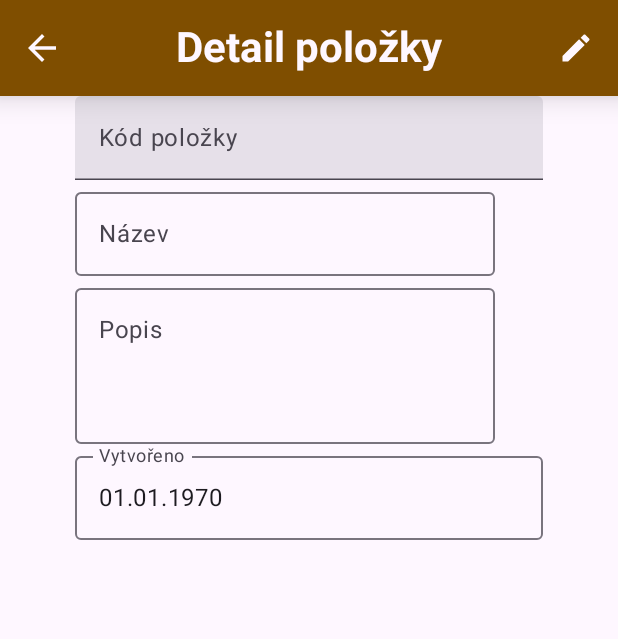
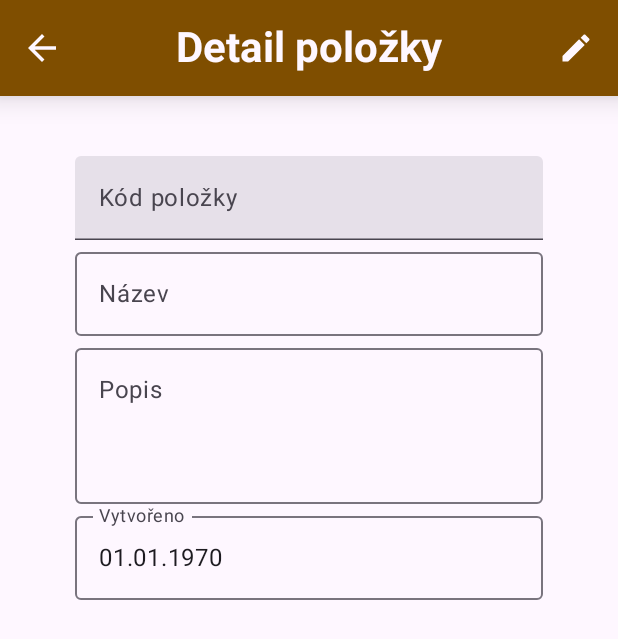
Before and after one commit to Tobias021/InventurApp, an Android app built with Jetpack Compose: the composable ItemDetailScreen called with empty values, on a phone screen of 412 x 824 dp. Shown: the top 639 px of the screen. Run offline under Robolectric (Android 15) with nearby library versions, the phone set to English and light mode, and no system bars.

Commit message:
ItemDetail top padding fix

```diff
--- a/app/src/main/java/cz/tlaskal/inventurapp/ui/item/ItemDetailScreen.kt
+++ b/app/src/main/java/cz/tlaskal/inventurapp/ui/item/ItemDetailScreen.kt
@@ -76,8 +76,12 @@ fun ItemDetailScreen(id: String, onBackClicked: () -> Unit) {
             }
         ) {
             Column(
-                modifier = Modifier
-                    .padding(top = it.calculateTopPadding())
+                Modifier
+                    .padding(
+                        top = it
+                            .calculateTopPadding()
+                            .plus(40.dp)
+                    )
                     .padding(horizontal = 50.dp)
             ) {
                 if (uiState.value.isLoading) {
@@ -93,7 +97,9 @@ fun ItemDetailScreen(id: String, onBackClicked: () -> Unit) {
                     supportingText = if (viewModel.uiState.value.idNotUnique) stringResource(R.string.id_not_unique) else null,
                 )
                 OutlinedTextField(
-                    modifier = Modifier.focusTarget(),
+                    modifier = Modifier
+                        .fillMaxWidth()
+                        .focusTarget(),
                     readOnly = !isEnabled,
                     value = uiState.value.itemData?.nazev ?: "",
                     label = @Composable { Text(stringResource(R.string.name)) },
@@ -104,7 +110,9 @@ fun ItemDetailScreen(id: String, onBackClicked: () -> Unit) {
                     keyboardActions = KeyboardActions(onDone = { focusManager.clearFocus() })
                 )
                 OutlinedTextField(
-                    modifier = Modifier.focusTarget(),
+                    modifier = Modifier
+                        .fillMaxWidth()
+                        .focusTarget(),
                     readOnly = !isEnabled,
                     value = uiState.value.itemData?.popis ?: "",
                     label = @Composable { Text(stringResource(R.string.description)) },
```
